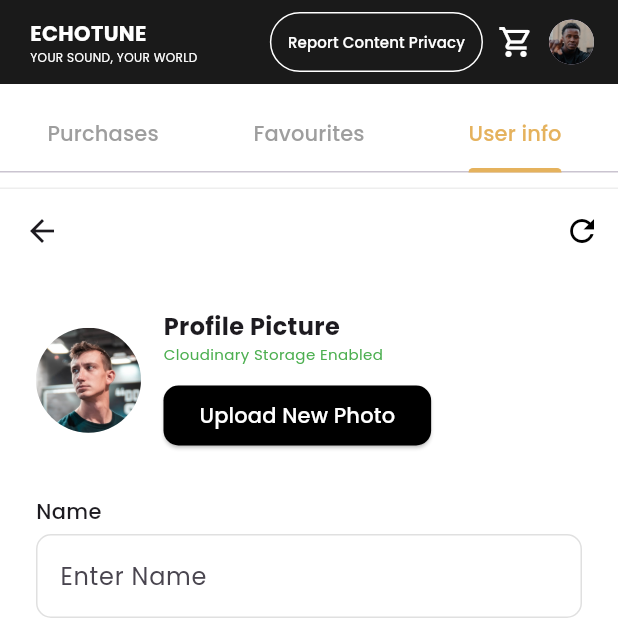
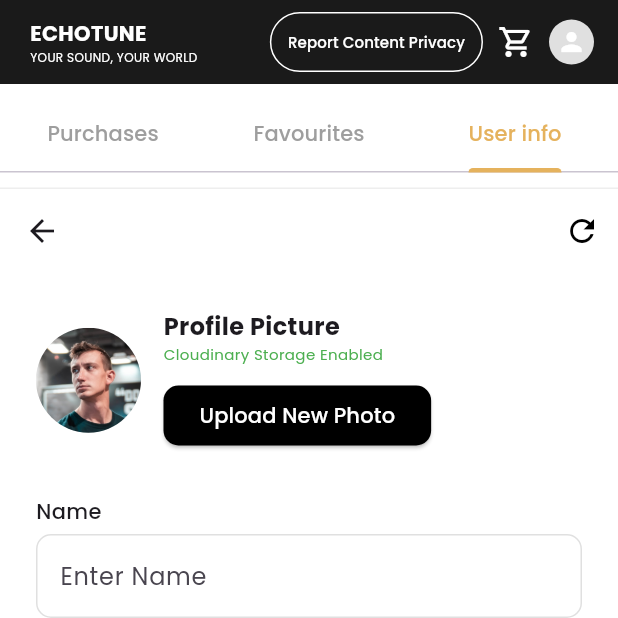
Before and after one commit to IsmailCoder366/echotune, a Flutter app: the PurchasesView screen opened by its route, tab 3 chosen, on a phone screen of 412 x 824 dp, the top half of it. Run offline on Flutter 3.47's test engine with Material 3 defaults, Android fonts, the light colour scheme and no system bars; our stand-ins replace cloud_firestore, firebase_auth, firebase_core, fl_chart, flutter_screenutil, get and 5 more; accounts and stored records are empty; key blocks and very long unbroken strings in the code were emptied for the run.

Commit message:
user profile image complete logic added

```diff
--- a/lib/modules/user/purchases/view/purchases_view.dart
+++ b/lib/modules/user/purchases/view/purchases_view.dart
@@ -2,10 +2,12 @@
 import 'package:flutter/material.dart';
 import 'package:get/get.dart';
 import '../controllers/purchases_controller.dart';
+import '../controllers/user_info_controller.dart';
 import 'widgets/purchases_tab.dart';
 import 'user_info_tab.dart';
 
 class PurchasesView extends StatelessWidget {
+  final UserInfoController userInfoController = Get.find<UserInfoController>();
   final PurchasesController controller = Get.put(PurchasesController());
 
   PurchasesView({super.key});
@@ -74,10 +76,19 @@
         const SizedBox(width: 10),
         const Icon(Icons.shopping_cart_outlined, color: Colors.white),
         const SizedBox(width: 10),
-        const CircleAvatar(
-          radius: 15,
-          backgroundImage: AssetImage('assets/images/profile.png'),
-        ),
+        Obx(() {
+          final imageUrl = userInfoController.profileImageUrl.value;
+          return CircleAvatar(
+            radius: 15,
+            backgroundColor: Colors.grey[300],
+            backgroundImage: imageUrl.isNotEmpty
+                ? NetworkImage(imageUrl)
+                : null,
+            child: imageUrl.isEmpty
+                ? const Icon(Icons.person, size: 20, color: Colors.white)
+                : null,
+          );
+        }),
         const SizedBox(width: 16),
       ],
     );
--- a/lib/modules/user/purchases/view/user_info_tab.dart
+++ b/lib/modules/user/purchases/view/user_info_tab.dart
@@ -8,7 +8,7 @@
   @override
   Widget build(BuildContext context) {
     // 1. Initialize the Controller
-    final UserInfoController controller = Get.put(UserInfoController());
+    final UserInfoController controller = Get.put(UserInfoController(), permanent: true);
 
     return Scaffold(
       backgroundColor: Colors.white,
```
Also changed, not shown: lib/modules/user/home_screen/widgets/custom_appbar.dart (+3 -5 lines), lib/modules/user/purchases/controllers/user_info_controller.dart (+8 -8 lines).
